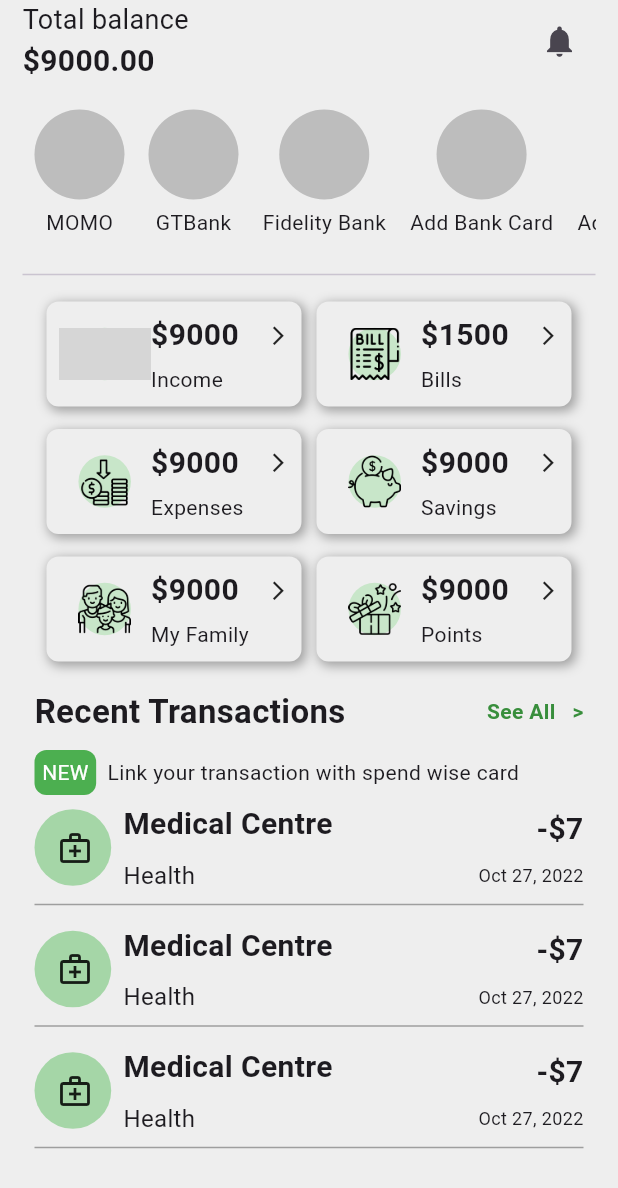
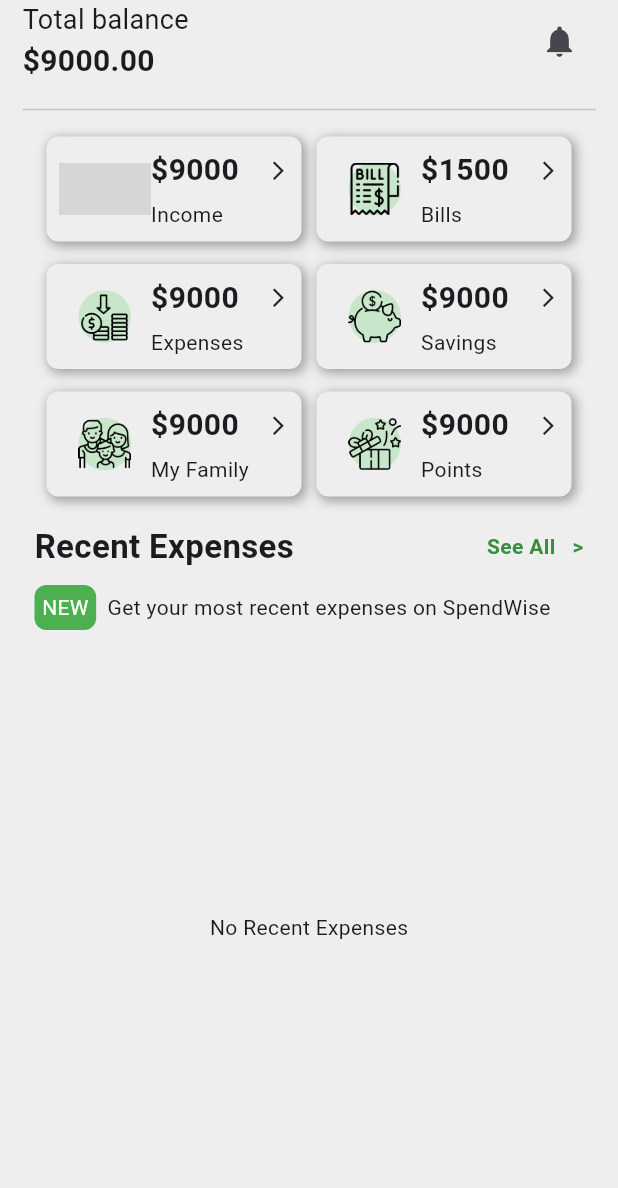
Before and after one commit to De-Gas998/SpendWise, a Flutter app: the HomePage screen opened directly, on a phone screen of 412 x 824 dp. Shown: the top 1188 px of the screen. Run offline on Flutter 3.47's test engine with Material 3 defaults, Android fonts, the phone set to English and light mode, and no system bars; our stand-ins replace curved_navigation_bar, firebase_auth, firebase_core, fl_chart, flutter_slidable, isar and 4 more; missing offline and left inert: flutter_sms_inbox, light_modal_bottom_sheet; accounts and stored records are empty; generated files the repository leaves out were written again; grey boxes are pictures that could not be loaded.

Commit message:
Adde Recent Expenses

```diff
--- a/lib/homePages/containers/big_container.dart
+++ b/lib/homePages/containers/big_container.dart
@@ -1,23 +1,28 @@
 // ignore_for_file: prefer_const_constructors, prefer_const_literals_to_create_immutables
 
+import 'package:financial_management_app/analysisPages/expense.dart';
 import 'package:flutter/material.dart';
 
 class BigContainer extends StatelessWidget {
-  const BigContainer({super.key});
-
+  const BigContainer({super.key, this.individualExpense});
+  final Expense? individualExpense;
   @override
   Widget build(BuildContext context) {
     return Column(
       children: [
-        SizedBox(height: 5,),
+        SizedBox(
+          height: 5,
+        ),
         Row(
           children: [
             Expanded(
               flex: 1,
               child: Container(
                 padding: EdgeInsets.all(15),
-                    decoration: BoxDecoration(shape: BoxShape.circle,
-                          color: Colors.green.shade200,),
+                decoration: BoxDecoration(
+                  shape: BoxShape.circle,
+                  color: Colors.green.shade200,
+                ),
                 child: Icon(
                   Icons.medical_services_outlined,
                   //size: 40,
@@ -36,7 +41,7 @@ class BigContainer extends StatelessWidget {
                     crossAxisAlignment: CrossAxisAlignment.start,
                     children: [
                       Text(
-                            "Medical Centre",
+                        individualExpense!.name,
                         style: TextStyle(
                             fontWeight: FontWeight.w600, fontSize: 20),
                       ),
@@ -44,7 +49,7 @@ class BigContainer extends StatelessWidget {
                         height: 8,
                       ),
                       Text(
-                            "Health",
+                        "",
                         style: TextStyle(fontSize: 16),
                       )
                     ],
@@ -53,7 +58,7 @@ class BigContainer extends StatelessWidget {
                     crossAxisAlignment: CrossAxisAlignment.end,
                     children: [
                       Text(
-                            "-\$7",
+                        "-\$ ${individualExpense!.account}",
                         style: TextStyle(
                             fontWeight: FontWeight.bold, fontSize: 20),
                       ),
@@ -71,13 +76,10 @@ class BigContainer extends StatelessWidget {
             ),
           ],
         ),
-
         Divider(
           thickness: 1,
           color: Colors.grey.shade500,
         ),
-
-
       ],
     );
   }
--- a/lib/homePages/home_page.dart
+++ b/lib/homePages/home_page.dart
@@ -1,5 +1,7 @@
 // ignore_for_file: prefer_const_constructors
 
+import 'package:financial_management_app/analysisPages/expense.dart';
+import 'package:financial_management_app/database/expense_database.dart';
 import 'package:financial_management_app/homePages/containers/big_container.dart';
 import 'package:financial_management_app/homePages/containers/circular.dart';
 import 'package:financial_management_app/homePages/containers/rectangle.dart';
@@ -7,6 +9,7 @@ import 'package:financial_management_app/homePages/containers/rectangle.dart';
 import 'package:flutter/material.dart';
 import 'package:flutter_sms_inbox/flutter_sms_inbox.dart';
 import 'package:permission_handler/permission_handler.dart';
+import 'package:provider/provider.dart';
 
 class HomePage extends StatefulWidget {
   HomePage({super.key});
@@ -28,6 +31,7 @@ class _HomePageState extends State<HomePage> {
     getTotalTransaction();
     super.initState();
   }
+
   @override
   Widget build(BuildContext context) {
     return Scaffold(
@@ -73,16 +77,16 @@ getTotalTransaction();
                   ),
 
                   //bank cards
-                  Container(
-                    height: 110,
-                    child: ListView.builder(
-                      scrollDirection: Axis.horizontal,
-                      itemCount: accounts.length,
-                      itemBuilder: (context, index) {
-                        return Circles(text: accounts[index]);
-                      },
-                    ),
-                  ),
+                  // Container(
+                  //   height: 110,
+                  //   child: ListView.builder(
+                  //     scrollDirection: Axis.horizontal,
+                  //     itemCount: accounts.length,
+                  //     itemBuilder: (context, index) {
+                  //       return Circles(text: accounts[index]);
+                  //     },
+                  //   ),
+                  // ),
 
                   const Divider(
                     thickness: 1,
@@ -118,7 +122,7 @@ getTotalTransaction();
                           mainAxisAlignment: MainAxisAlignment.spaceBetween,
                           children: [
                             Text(
-                              "Recent Transactions",
+                              "Recent Expenses",
                               style: TextStyle(
                                   fontSize: 22, fontWeight: FontWeight.w600),
                             ),
@@ -147,18 +151,36 @@ getTotalTransaction();
                               ),
                             ),
                           ),
-                          Text("  Link your transaction with spend wise card"),
+                          Text("  Get your most recent expenses on SpendWise"),
                         ],
                       ),
                       //updates
                       Expanded(
-                        child: ListView(
-                          children: [
-                            BigContainer(),
-                            BigContainer(),
-                            BigContainer()
-                          ],
-                        ),
+                        child: Consumer<ExpenseDatabase>(
+                            builder: (context, expense, c) {
+                          return expense.allExpense.isEmpty
+                              ? Center(
+                                  child: Text("No Recent Expenses"),
+                                )
+                              : ListView.builder(
+                                  itemCount: expense.allExpense.length,
+                                  itemBuilder: (context, index) {
+                                    Expense individualExpense = expense
+                                        .allExpense.reversed
+                                        .toList()[index];
+
+                                    return BigContainer(
+                                      individualExpense: individualExpense,
+                                    );
+                                  });
+                          // ListView(
+                          //   children: [
+                          //     // BigContainer(),
+                          //     // BigContainer(),
+                          //     // BigContainer()
+                          //   ],
+                          // );
+                        }),
                       )
                     ],
                   ),
@@ -172,11 +194,7 @@ getTotalTransaction();
   }
 }
 
-
-
-
-
- getTotalTransaction()async{
+getTotalTransaction() async {
   final SmsQuery query = SmsQuery();
   List<SmsMessage> _messages = [];
   var permission = await Permission.sms.status;
@@ -190,7 +208,6 @@ getTotalTransaction();
       count: 10,
     );
     debugPrint('sms inbox messages: ${_messages.length}');
-
   } else {
     await Permission.sms.request();
   }
@@ -202,30 +219,29 @@ getTotalTransaction();
     if (payment.body!.contains('received for')) {
       String extractedAmount = extractAmount(payment.body!);
       if (extractedAmount.isNotEmpty) {
-          double amount = double.tryParse(extractedAmount.replaceAll(',', '')) ?? 0.0;
+        double amount =
+            double.tryParse(extractedAmount.replaceAll(',', '')) ?? 0.0;
         sum += amount;
         print("RECIEVED::::::::::::::::::::::;");
         print(sum);
-
       }
 
       // print(sum);
-      }else{
-        if(payment.body!.contains("Bills")||payment.body!.contains("Expenses")||payment.body!.contains("Family")){
+    } else {
+      if (payment.body!.contains("Bills") ||
+          payment.body!.contains("Expenses") ||
+          payment.body!.contains("Family")) {
         String extractedAmount = extractAmount(payment.body!);
         if (extractedAmount.isNotEmpty) {
-          double amount = double.tryParse(extractedAmount.replaceAll(',', '')) ?? 0.0;
-          subtract+= amount;
+          double amount =
+              double.tryParse(extractedAmount.replaceAll(',', '')) ?? 0.0;
+          subtract += amount;
           print("OTHERS");
           print(amount);
-
         }
       }
-
-
     }
   }
-
 }
 
 String extractAmount(String payment) {
```
Also changed, not shown: lib/analysisPages/analysis_pages.dart (+78 -40 lines), lib/analysisPages/new_expense.dart (+41 -37 lines), lib/barGraph/bar_graph.dart (+52 -49 lines), lib/database/expense_database.dart (+16 -11 lines), lib/walletpages/wallet_page.dart (+8 -0 lines), 3 other files. Lines whose indentation alone changed are shown as unchanged.
